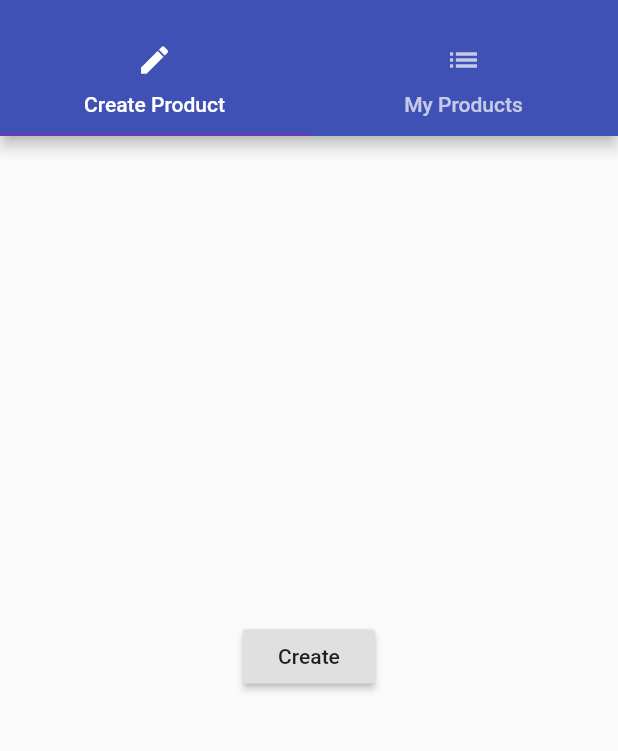
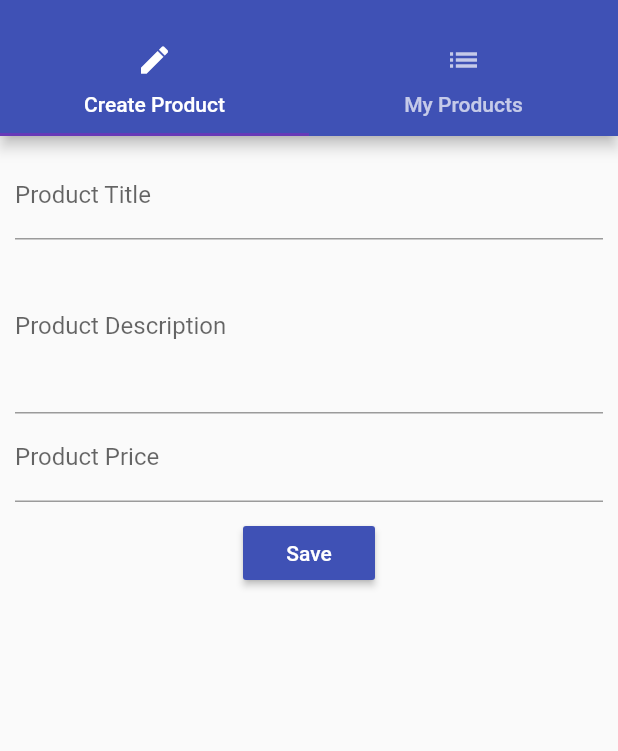
Before and after one commit to power19942/flutter-max-course, a Flutter app: the screen it shows after launch, in the side drawer, after a tap on "Manage Products", on a phone screen of 412 x 824 dp, the part 59-810 px from its top. Run offline on Flutter 3.47's test engine with Material 2 defaults, Android fonts, the phone set to English and light mode, and no system bars.

Commit message:
auth and create forms

```diff
--- a/lib/main.dart
+++ b/lib/main.dart
@@ -29,9 +29,9 @@ class MyApp extends StatefulWidget {
 }
 
 class _MyAppState extends State<MyApp>{
-  final List<Map<String,String>> _products = [];
+  final List<Map<String,dynamic>> _products = [];
 
-  void _addProducts(Map<String,String> product){
+  void _addProducts(Map<String,dynamic> product){
     setState(() {
      _products.add(product);
     });
@@ -54,8 +54,9 @@ class _MyAppState extends State<MyApp>{
       ),
       // home: AuthPage(),
       routes:{
-        '/':(BuildContext context)=> ProductsPage(_products,_addProducts,_deleteProduct),
-        '/admin':(BuildContext context)=> ProductsAdminPage(),
+        '/':(BuildContext context)=> ProductsPage(_products),
+        '/auth':(BuildContext context)=> AuthPage(),
+        '/admin':(BuildContext context)=> ProductsAdminPage(_addProducts,_deleteProduct),
       },
       onGenerateRoute: (RouteSettings settings){
         final List<String> pathElements = settings.name.split('/');
@@ -72,7 +73,7 @@ class _MyAppState extends State<MyApp>{
         return null;
       },
       onUnknownRoute: (RouteSettings settings){
-        return MaterialPageRoute<bool>(builder: (context) => ProductsPage(_products,_addProducts,_deleteProduct));
+        return MaterialPageRoute<bool>(builder: (context) => ProductsPage(_products));
       }
     );
   }
--- a/lib/pages/product_admin.dart
+++ b/lib/pages/product_admin.dart
@@ -1,10 +1,14 @@
 import 'package:flutter/material.dart';
 
-import './products.dart';
 import './product_create.dart';
 import './product_list.dart';
 
 class ProductsAdminPage extends StatelessWidget {
+  final Function addProducts;
+  final Function deleteProduct;
+
+  ProductsAdminPage(this.addProducts,this.deleteProduct);
+
   @override
   Widget build(BuildContext context) {
     return DefaultTabController(
@@ -42,7 +46,7 @@ class ProductsAdminPage extends StatelessWidget {
           ),
         ),
         body: TabBarView(
-          children: <Widget>[ProductCreatePage(), ProductListPage()],
+          children: <Widget>[ProductCreatePage(addProducts), ProductListPage()],
         ),
       ),
     );
--- a/lib/pages/product_create.dart
+++ b/lib/pages/product_create.dart
@@ -1,22 +1,77 @@
 import 'package:flutter/material.dart';
 
-class ProductCreatePage extends StatelessWidget {
+class ProductCreatePage extends StatefulWidget {
+  final Function addProduct;
+
+  ProductCreatePage(this.addProduct);
+
+  @override
+  State<StatefulWidget> createState() => _ProductCreatePageState();
+}
+
+class _ProductCreatePageState extends State<ProductCreatePage> {
+  String _titleValue;
+  String _descriptionValue;
+  double _priceValue = 0;
   @override
   Widget build(BuildContext context) {
-    // TODO: implement build
-    return Center(
-      child: RaisedButton(
-        child: Text("Create"),
-        onPressed: () {
-          showModalBottomSheet(
-              context: context,
-              builder: (BuildContext context) {
-                return Center(
-                  child: Text("ok"),
-                );
-              });
-        },
-      ),
-    );
+    return Container(
+        margin: EdgeInsets.all(10),
+        child: ListView(
+          children: <Widget>[
+            Column(
+              children: <Widget>[
+                TextField(
+                  onChanged: (String val) {
+                    setState(() {
+                      _titleValue = val;
+                    });
+                  },
+                  decoration: InputDecoration(
+                    labelText: "Product Title",
+                  ),
+                ),
+                TextField(
+                  onChanged: (String val) {
+                    setState(() {
+                      _descriptionValue = val;
+                    });
+                  },
+                  decoration: InputDecoration(
+                    labelText: "Product Description",
+                  ),
+                  maxLines: 4,
+                ),
+                TextField(
+                  onChanged: (String val) {
+                    setState(() {
+                      _priceValue = double.parse(val);
+                    });
+                  },
+                  decoration: InputDecoration(
+                    labelText: "Product Price",
+                  ),
+                  keyboardType: TextInputType.number,
+                ),
+                SizedBox(height: 10,),
+                RaisedButton(
+                  child: Text("Save"),
+                  color: Theme.of(context).primaryColor,
+                  textColor: Colors.white,
+                  onPressed: () {
+                    final Map<String, dynamic> product = {
+                      'title': _titleValue,
+                      'description': _descriptionValue,
+                      'price': _priceValue,
+                      'image':'assets/food.jpg'
+                    };
+                    widget.addProduct(product);
+                    Navigator.pushReplacementNamed(context, '/');
+                  },
+                )
+              ],
+            )
+          ],
+        ));
   }
 }
--- a/lib/pages/products.dart
+++ b/lib/pages/products.dart
@@ -2,11 +2,9 @@ import 'package:flutter/material.dart';
 import 'package:max_app/product_manager.dart';
 
 class ProductsPage extends StatelessWidget{
-  final List<Map<String,String>> products;
-  final Function addProduct;
-  final Function deleteProduct;
+  final List<Map<String,dynamic>> products;
 
-  ProductsPage(this.products,this.addProduct,this.deleteProduct);
+  ProductsPage(this.products);
 
   @override
   Widget build(BuildContext context) {
@@ -21,10 +19,13 @@ class ProductsPage extends StatelessWidget{
               AppBar(title: Text("Options"),automaticallyImplyLeading: false),
               ListTile(title: Text("Manage Products"),onTap: (){
                 Navigator.pushReplacementNamed(context, '/admin');
+              },),
+              ListTile(title: Text("Auth"),onTap: (){
+                Navigator.pushReplacementNamed(context, '/auth');
               },)
             ],
           ),),
-          body: ProductManager(products,addProduct,deleteProduct));
+          body: ProductManager(products));
   }
 
 }
--- a/lib/product_control.dart
+++ /dev/null
@@ -1,16 +0,0 @@
-import 'package:flutter/material.dart';
-
-class ProductControl extends StatelessWidget{
-  final Function addProduct;
-  ProductControl(this.addProduct);
-  @override
-  Widget build(BuildContext context) {
-    return RaisedButton(
-            color: Theme.of(context).primaryColor,
-            textColor: Colors.white,
-            child: Text("Add Product"),
-            onPressed: ()=> addProduct({"title":"new Product","image":"assets/food.jpg"}),
-          );
-  }
-
-}
--- a/lib/product_manager.dart
+++ b/lib/product_manager.dart
@@ -1,24 +1,17 @@
 import 'package:flutter/material.dart';
 import 'package:max_app/products.dart';
-import 'product_control.dart';
 
 class ProductManager extends StatelessWidget {
 
-  final List<Map<String,String>> products;
-  final Function addProduct;
-  final Function deleteProduct;
+  final List<Map<String,dynamic>> products;
 
-  ProductManager(this.products,this.addProduct,this.deleteProduct);
+  ProductManager(this.products);
   @override
   Widget build(BuildContext context) {
     return Column(
       children: <Widget>[
-        Container(
-          margin: EdgeInsets.all(10),
-          child: ProductControl(addProduct) ,
-        ),
         Expanded(
-          child: Products(products,deleteProduct:deleteProduct),
+          child: Products(products),
         )
       ],
     );
```
Also changed, not shown: lib/pages/auth.dart (+60 -10 lines), lib/products.dart (+2 -5 lines).
